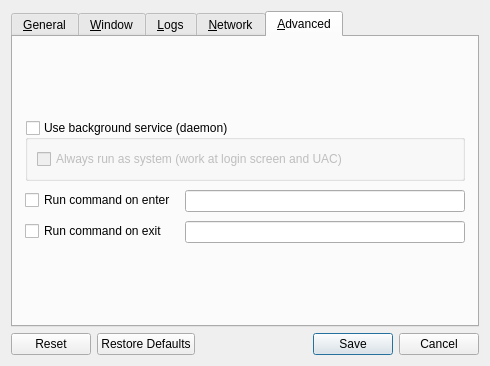
Before: the Qt Designer form src/lib/gui/dialogs/SettingsDialog.ui in deskflow/deskflow, drawn with Qt 5.
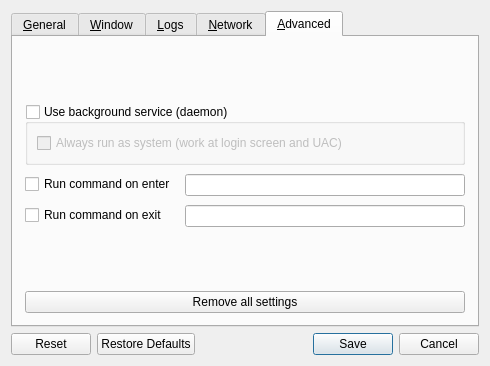
After: the same form once the commit is applied. The open tabs and pages were chosen to show the change. Icons and pictures are not drawn.

Commit message: refactor: Move the clear settings menu action to the settings dialog Advanced tab

```diff
--- a/src/lib/gui/dialogs/SettingsDialog.ui
+++ b/src/lib/gui/dialogs/SettingsDialog.ui
@@ -853,6 +853,13 @@
          </property>
         </spacer>
        </item>
+       <item>
+        <widget class="QPushButton" name="btnClearAllSettings">
+         <property name="text">
+          <string>Remove all settings</string>
+         </property>
+        </widget>
+       </item>
       </layout>
      </widget>
     </widget>
```
The commit also changes 10 other files.
